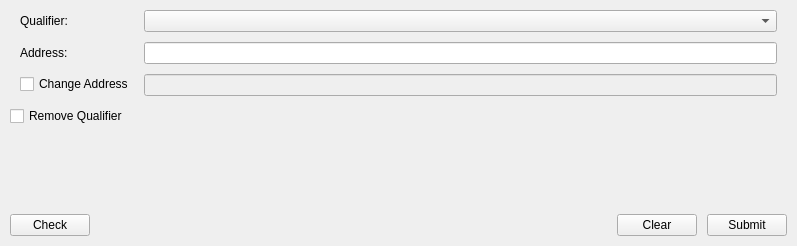
The window that src/qt/forms/restrictedassignqualifier.ui (RavenProject/Ravencoin) describes before a commit, drawn with Qt 5.
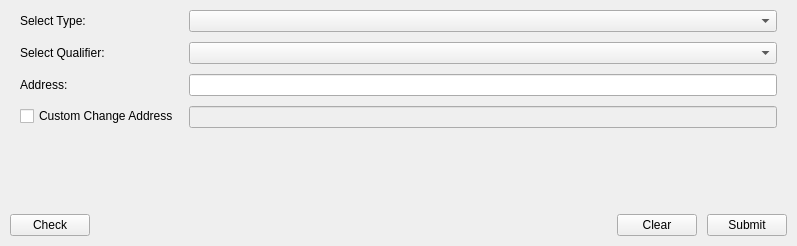
The same window after the commit. Custom widgets are drawn as their Qt base class.

```diff
--- a/src/qt/forms/restrictedassignqualifier.ui
+++ b/src/qt/forms/restrictedassignqualifier.ui
@@ -43,35 +43,35 @@
      <property name="rightMargin">
       <number>10</number>
      </property>
-     <item row="1" column="0">
+     <item row="2" column="0">
       <widget class="QLabel" name="labelQualifier">
        <property name="text">
-        <string>Qualifier:</string>
+        <string>Select Qualifier:</string>
        </property>
       </widget>
      </item>
-     <item row="3" column="0">
+     <item row="4" column="0">
       <widget class="QLabel" name="labelAddress">
        <property name="text">
         <string>Address:</string>
        </property>
       </widget>
      </item>
-     <item row="3" column="1">
+     <item row="4" column="1">
       <widget class="QValidatedLineEdit" name="lineEditAddress">
        <property name="maxLength">
         <number>50</number>
        </property>
       </widget>
      </item>
-     <item row="4" column="0">
+     <item row="5" column="0">
       <widget class="QCheckBox" name="checkBoxChangeAddress">
        <property name="text">
-        <string>Change Address</string>
+        <string>Custom Change Address</string>
        </property>
       </widget>
      </item>
-     <item row="4" column="1">
+     <item row="5" column="1">
       <widget class="QLineEdit" name="lineEditChangeAddress">
        <property name="enabled">
         <bool>false</bool>
@@ -81,18 +81,21 @@
        </property>
       </widget>
      </item>
-     <item row="1" column="1">
+     <item row="2" column="1">
       <widget class="QComboBox" name="assetComboBox"/>
      </item>
+     <item row="1" column="0">
+      <widget class="QLabel" name="labelAssignType">
+       <property name="text">
+        <string>Select Type:</string>
+       </property>
+      </widget>
+     </item>
+     <item row="1" column="1">
+      <widget class="QComboBox" name="assignTypeComboBox"/>
+     </item>
     </layout>
    </item>
-   <item>
-    <widget class="QCheckBox" name="checkBoxRemoveQualifier">
-     <property name="text">
-      <string>Remove Qualifier</string>
-     </property>
-    </widget>
-   </item>
    <item>
     <widget class="QLabel" name="labelWarning">
      <property name="text">
```
